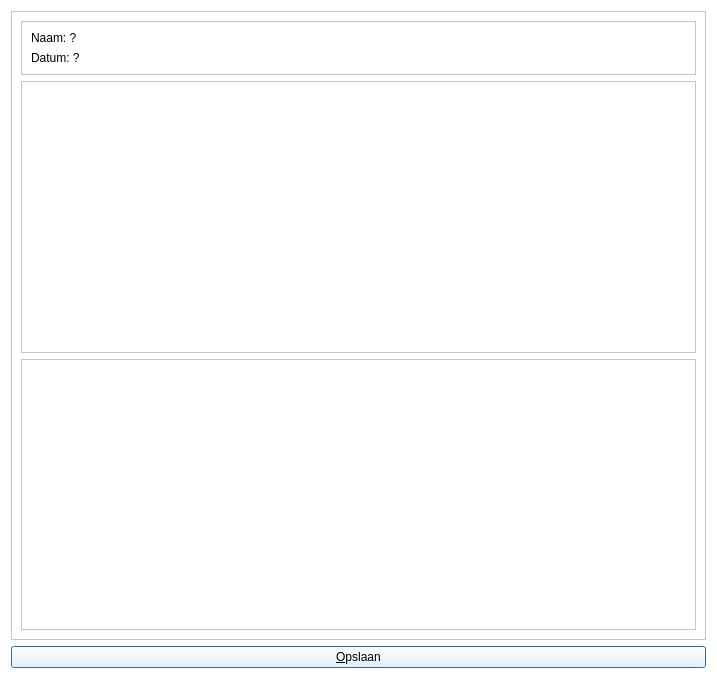
Qt form qtbrainweaverprintconceptmapdialog.ui (richelbilderbeek/BrainWeaver) before a commit.
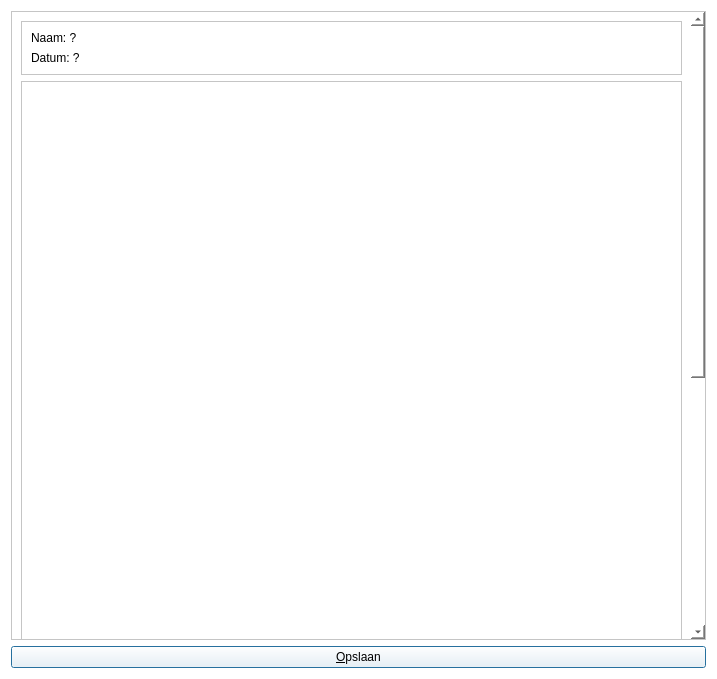
The same form after that commit. Icons and pictures are not drawn.

Commit message: Concept map is displayed well, progress #149

Diff of the .ui file:
```diff
--- a/qtbrainweaverprintconceptmapdialog.ui
+++ b/qtbrainweaverprintconceptmapdialog.ui
@@ -31,8 +31,8 @@
        <rect>
         <x>0</x>
         <y>0</y>
-        <width>695</width>
-        <height>622</height>
+        <width>683</width>
+        <height>1070</height>
        </rect>
       </property>
       <layout class="QVBoxLayout" name="verticalLayout_4">
@@ -76,6 +76,12 @@
        </item>
        <item>
         <widget class="QFrame" name="frame_concept_map">
+         <property name="minimumSize">
+          <size>
+           <width>0</width>
+           <height>978</height>
+          </size>
+         </property>
          <property name="styleSheet">
           <string notr="true">background-color: rgb(255, 255, 255);</string>
          </property>
```
The commit also changes 1 other file.
